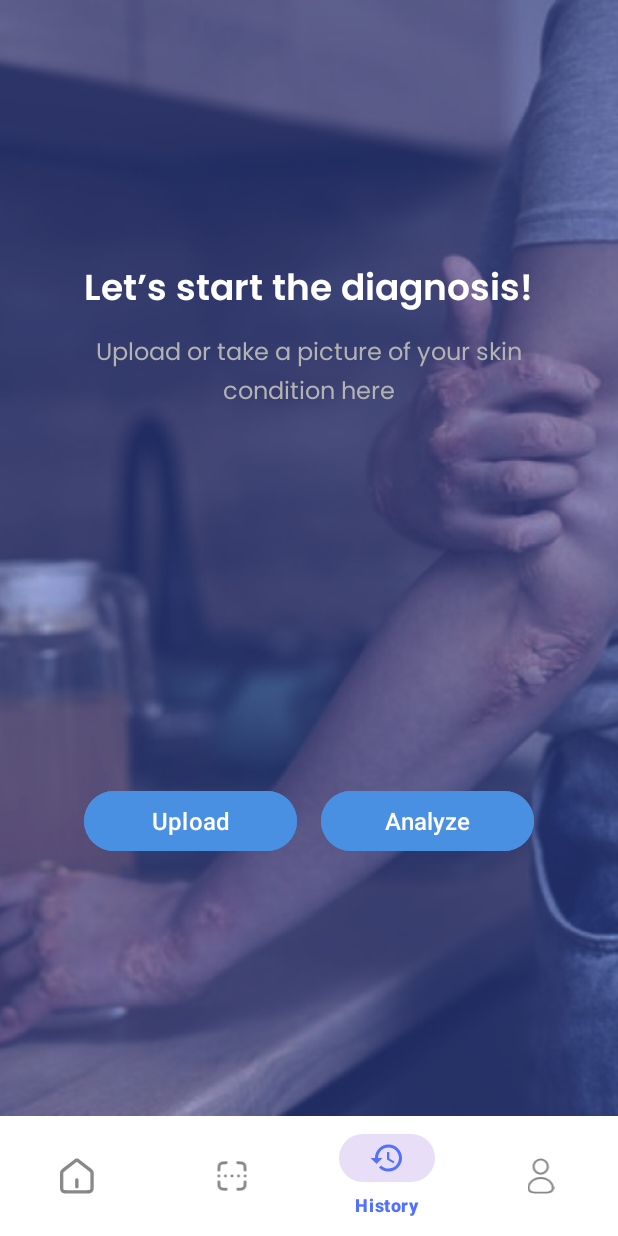
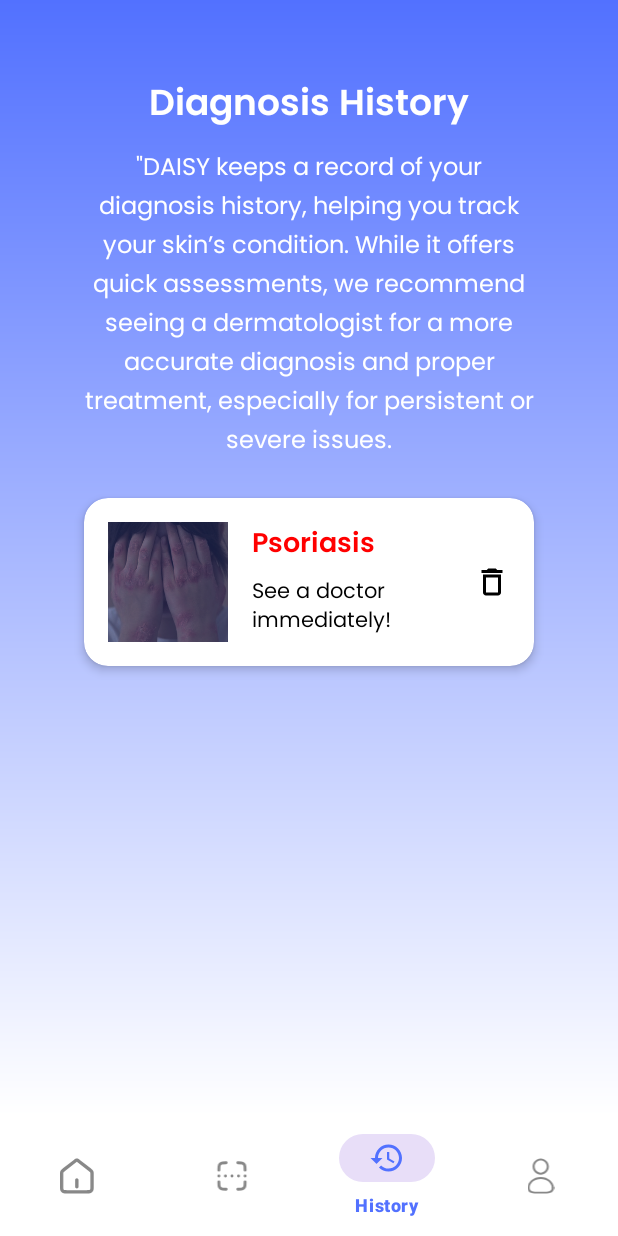
Before and after one commit to daniharmade/DaisyApps, an Android app: the MainActivity screen opened directly, with no data from a screen before it, item 3 of the bottom bar chosen, on a phone screen of 412 x 824 dp. Run offline under Robolectric (Android 15) with nearby library versions, the phone set to English and light mode, and no system bars; 1 statement that could not run was skipped.

Commit message:
[ADD] Interface Result

```diff
--- a/app/src/main/java/com/example/daisyapp/MainActivity.kt
+++ b/app/src/main/java/com/example/daisyapp/MainActivity.kt
@@ -11,6 +11,7 @@ import androidx.appcompat.app.AppCompatActivity
 import androidx.fragment.app.Fragment
 import com.example.daisyapp.R
 import com.example.daisyapp.databinding.ActivityMainBinding
+import com.example.daisyapp.view.ui.history.HistoryFragment
 import com.example.daisyapp.view.ui.home.HomeFragment
 import com.example.daisyapp.view.ui.profile.ProfileFragment
 import com.example.daisyapp.view.ui.scan.ScanFragment
@@ -56,7 +57,7 @@ class MainActivity : AppCompatActivity() {
         binding.navigateMenu.setOnItemSelectedListener { menuItem ->
             when (menuItem.itemId) {
                 R.id.action_home -> switchFragment(HomeFragment())
-//                R.id.action_history -> switchFragment(HistoryFragment())
+                R.id.action_history -> switchFragment(HistoryFragment())
                 R.id.action_scan -> switchFragment(ScanFragment())
 //                R.id.action_article -> switchFragment(ArticleFragment())
                 R.id.action_profile -> switchFragment(ProfileFragment())
--- /dev/null
+++ b/app/src/main/java/com/example/daisyapp/view/ui/history/HistoryFragment.kt
@@ -0,0 +1,17 @@
+package com.example.daisyapp.view.ui.history
+
+import android.os.Bundle
+import androidx.fragment.app.Fragment
+import android.view.LayoutInflater
+import android.view.View
+import android.view.ViewGroup
+import com.example.daisyapp.R
+
+class HistoryFragment : Fragment() {
+        override fun onCreateView(
+            inflater: LayoutInflater, container: ViewGroup?,
+            savedInstanceState: Bundle?
+        ): View? {
+            return inflater.inflate(R.layout.fragment_history, container, false)
+        }
+}
--- /dev/null
+++ b/app/src/main/res/drawable/ic_delete.xml
@@ -0,0 +1,3 @@
+<vector xmlns:android="http://schemas.android.com/apk/res/android" android:height="24dp" android:tint="#000000" android:viewportHeight="24" android:viewportWidth="24" android:width="24dp">
+    <path android:fillColor="#000000" android:pathData="M6,19c0,1.1 0.9,2 2,2h8c1.1,0 2,-0.9 2,-2L18,7L6,7v12zM8,9h8v10L8,19L8,9zM15.5,4l-1,-1h-5l-1,1L5,4v2h14L19,4z"/>
+</vector>
--- /dev/null
+++ b/app/src/main/res/drawable/ic_placeholder_photo.xml
@@ -0,0 +1,5 @@
+<vector xmlns:android="http://schemas.android.com/apk/res/android" android:height="24dp" android:tint="#FFFFFF" android:viewportHeight="24" android:viewportWidth="24" android:width="24dp">
+
+    <path android:fillColor="@android:color/white" android:pathData="M21,19V5c0,-1.1 -0.9,-2 -2,-2H5c-1.1,0 -2,0.9 -2,2v14c0,1.1 0.9,2 2,2h14c1.1,0 2,-0.9 2,-2zM8.5,13.5l2.5,3.01L14.5,12l4.5,6H5l3.5,-4.5z"/>
+
+</vector>
--- /dev/null
+++ b/app/src/main/res/layout/fragment_history.xml
@@ -0,0 +1,99 @@
+<androidx.constraintlayout.widget.ConstraintLayout xmlns:android="http://schemas.android.com/apk/res/android"
+    xmlns:app="http://schemas.android.com/apk/res-auto"
+    xmlns:tools="http://schemas.android.com/tools"
+    android:id="@+id/activity_welcome"
+    android:layout_width="match_parent"
+    android:layout_height="match_parent"
+    android:background="@drawable/gradient_background"
+    tools:context=".view.ui.history.HistoryFragment">
+
+    <!-- Title Section -->
+    <TextView
+        android:id="@+id/scan_title"
+        android:layout_width="wrap_content"
+        android:layout_height="wrap_content"
+        android:fontFamily="@font/poppins_semibold"
+        android:layout_marginTop="50dp"
+        android:gravity="center"
+        android:text="@string/title_history"
+        android:textColor="#FFFFFF"
+        android:textSize="24sp"
+        app:layout_constraintTop_toTopOf="parent"
+        app:layout_constraintStart_toStartOf="parent"
+        app:layout_constraintEnd_toEndOf="parent" />
+
+    <!-- Description Section -->
+    <TextView
+        android:id="@+id/description_text"
+        android:layout_width="300dp"
+        android:layout_height="wrap_content"
+        android:layout_marginTop="8dp"
+        android:fontFamily="@font/poppins"
+        android:gravity="center"
+        android:lineSpacingExtra="4dp"
+        android:text="@string/description_history"
+        android:textColor="#FFFFFF"
+        android:textSize="16sp"
+        app:layout_constraintTop_toBottomOf="@id/scan_title"
+        app:layout_constraintStart_toStartOf="parent"
+        app:layout_constraintEnd_toEndOf="parent" />
+
+    <!-- History Card -->
+    <androidx.cardview.widget.CardView
+        android:layout_width="300dp"
+        android:layout_height="wrap_content"
+        android:layout_marginTop="24dp"
+        android:layout_marginHorizontal="16dp"
+        app:cardCornerRadius="16dp"
+        app:cardElevation="4dp"
+        app:layout_constraintTop_toBottomOf="@id/description_text"
+        app:layout_constraintStart_toStartOf="parent"
+        app:layout_constraintEnd_toEndOf="parent">
+
+        <LinearLayout
+            android:layout_width="match_parent"
+            android:layout_height="wrap_content"
+            android:orientation="horizontal"
+            android:padding="16dp">
+
+            <ImageView
+                android:layout_width="80dp"
+                android:layout_height="80dp"
+                android:contentDescription="Psoriasis Image"
+                android:scaleType="centerCrop"
+                android:src="@drawable/background_home" />
+
+            <LinearLayout
+                android:layout_width="0dp"
+                android:layout_height="wrap_content"
+                android:layout_weight="1"
+                android:orientation="vertical"
+                android:layout_marginStart="16dp">
+
+                <TextView
+                    android:layout_width="wrap_content"
+                    android:layout_height="wrap_content"
+                    android:text="Psoriasis"
+                    android:textColor="#FF0000"
+                    android:fontFamily="@font/poppins_semibold"
+                    android:textSize="18sp" />
+
+                <TextView
+                    android:layout_width="wrap_content"
+                    android:layout_height="wrap_content"
+                    android:text="See a doctor immediately!"
+                    android:textColor="#000000"
+                    android:fontFamily="@font/poppins"
+                    android:textSize="14sp"
+                    android:layout_marginTop="4dp" />
+            </LinearLayout>
+
+            <ImageView
+                android:layout_width="24dp"
+                android:layout_height="24dp"
+                android:contentDescription="Delete Icon"
+                android:src="@drawable/ic_delete"
+                android:layout_gravity="center_vertical" />
+        </LinearLayout>
+    </androidx.cardview.widget.CardView>
+</androidx.constraintlayout.widget.ConstraintLayout>
--- a/app/src/main/res/layout/fragment_scan.xml
+++ b/app/src/main/res/layout/fragment_scan.xml
@@ -42,11 +42,13 @@
 
         <ImageView
             android:id="@+id/uploaded_image_preview"
-            android:layout_width="200dp"
-            android:layout_height="200dp"
+            android:layout_width="250dp"
+            android:layout_height="250dp"
             android:layout_marginTop="24dp"
             android:contentDescription="@string/scan_picture_placeholder"
-            android:scaleType="centerCrop" />
+            android:scaleType="centerCrop"
+            android:src="@drawable/ic_placeholder_photo"
+            />
 
         <LinearLayout
             android:id="@+id/button_layout"
--- a/app/src/main/res/values/strings.xml
+++ b/app/src/main/res/values/strings.xml
@@ -87,4 +87,8 @@
     <string name="lets_started_message">Let\'s Get Started</string>
     <string name="username_not_found">Username Not Found</string>
     <string name="email_not_found">Email Not Found</string>
+    <!-- TODO: Remove or change this placeholder text -->
+    <string name="hello_blank_fragment">Hello blank fragment</string>
+    <string name="title_history">Diagnosis History</string>
+    <string name="description_history">\"DAISY keeps a record of your diagnosis history, helping you track your skin’s condition. While it offers quick assessments, we recommend seeing a dermatologist for a more accurate diagnosis and proper treatment, especially for persistent or severe issues."</string>
 </resources>
```
